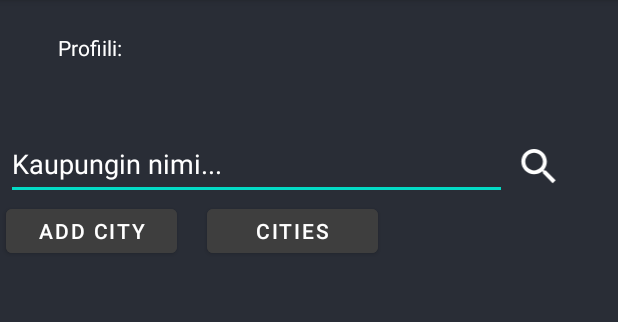
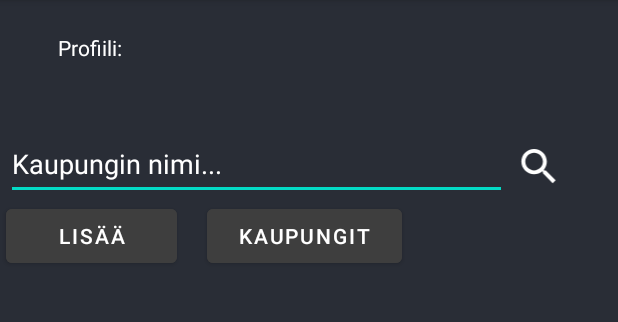
Before and after one commit to Kinnari98/Weather-App, an Android app: the SecondPage screen opened directly, with no data from a screen before it, after a tap on "TODO", on a phone screen of 412 x 824 dp, the part 84-406 px from its top. Run offline under Robolectric (Android 15) with nearby library versions, the phone set to English and light mode, and no system bars; our stand-ins replace Volley; network calls fail.

Commit message:
Last addditions

```diff
--- a/app/src/main/java/com/example/androidharkkatyo/MainActivity.java
+++ b/app/src/main/java/com/example/androidharkkatyo/MainActivity.java
@@ -9,7 +9,6 @@ import android.os.Bundle;
 import android.view.View;
 import android.widget.Button;
 import android.widget.EditText;
-import android.widget.ImageView;
 import android.widget.Toast;
 
 public class MainActivity extends AppCompatActivity {
--- a/app/src/main/java/com/example/androidharkkatyo/SecondPage.java
+++ b/app/src/main/java/com/example/androidharkkatyo/SecondPage.java
@@ -1,32 +1,23 @@
 package com.example.androidharkkatyo;
 
-import androidx.annotation.NonNull;
 import androidx.appcompat.app.AppCompatActivity;
-
 import android.content.Context;
-import android.content.SharedPreferences;
 import android.net.ConnectivityManager;
 import android.os.Bundle;
-import android.os.PersistableBundle;
-import android.view.View;
 import android.widget.EditText;
 import android.widget.ImageView;
-import android.widget.RelativeLayout;
 import android.widget.TextView;
 import android.widget.Toast;
-
 import com.android.volley.Request;
 import com.android.volley.RequestQueue;
 import com.android.volley.Response;
 import com.android.volley.VolleyError;
 import com.android.volley.toolbox.JsonObjectRequest;
 import com.android.volley.toolbox.Volley;
-
-import org.json.JSONArray;
 import org.json.JSONException;
 import org.json.JSONObject;
+public class SecondPage extends AppCompatActivity {
 
-public class SecondPage extends AppCompatActivity {
 
 
     Context context;
@@ -45,10 +36,12 @@ public class SecondPage extends AppCompatActivity {
     ImageView searchIcon;
 
 
+
     @Override
     protected void onCreate(Bundle savedInstanceState) {
         super.onCreate(savedInstanceState);
         setContentView(R.layout.activity_second_page);
+
 
         name = findViewById(R.id.text_name);
         surname = findViewById(R.id.text_surname);
@@ -65,23 +58,28 @@ public class SecondPage extends AppCompatActivity {
         tvWeatherDesc = findViewById(R.id.tvWeatherDesc);
         searchIcon = findViewById(R.id.searchIcon);
 
+        String username = getIntent().getStringExtra("keyname");
+        String usersurname = getIntent().getStringExtra("keysurname");
+        name.setText(username);
+        surname.setText(usersurname);
+
+
+
+            // Jos internet yhteyttä ei ole, seuraa siitä varoitusviesti
         if (!isConnected()){
             Toast.makeText(SecondPage.this,"No internet Connection!", Toast.LENGTH_LONG).show();
         }
         else {
+            // Jos yhteys löytyy
             Toast.makeText(SecondPage.this,"Internet connection established", Toast.LENGTH_LONG).show();
         }
 
 
-        String username = getIntent().getStringExtra("keyname");
-        String usersurname = getIntent().getStringExtra("keysurname");
 
-        name.setText(username);
-        surname.setText(usersurname);
 
-        searchIcon.setOnClickListener(new View.OnClickListener(){
-            @Override
-            public void onClick(View view) {
+
+        // Haetaan JSON-data openweathermap-apista ja samalla parsitaan se
+        searchIcon.setOnClickListener(view -> {
             String apiKey="40bb658a709ebb7b1c210655e7f5cfe6";
             String city=et.getText().toString();
             String url="https://api.openweathermap.org/data/2.5/weather?q="+city+"&appid=40bb658a709ebb7b1c210655e7f5cfe6&units=metric";
@@ -90,13 +88,14 @@ public class SecondPage extends AppCompatActivity {
                 @Override
                 public void onResponse(JSONObject response) {
                     try {
+
                         JSONObject object = response.getJSONObject("sys");
                         String country = object.getString("country");
                         tvcountry.setText(country);
 
                         JSONObject object1= response.getJSONObject("main");
                         String temperature=object1.getString("temp");
-                            tvTemp.setText("Current temp: " + temperature + " C");
+                        tvTemp.setText("Temperature: " + temperature + " C");
 
                         JSONObject object2 = response.getJSONObject("main");
                         String feelsLike = object2.getString("feels_like");
@@ -138,21 +137,27 @@ public class SecondPage extends AppCompatActivity {
             }, new Response.ErrorListener() {
                 @Override
                 public void onErrorResponse(VolleyError error) {
-                        Toast.makeText(SecondPage.this, "Oops! Something went wrong!", Toast.LENGTH_SHORT).show();
+                    // Tarkistaa käyttäjäsyötteen virheet
+                    Toast.makeText(SecondPage.this, "Check your input", Toast.LENGTH_SHORT).show();
 
                 }
             });
             queue.add(request);
-            }
-
         });
     }
 
-    // Tarkistaa internet-yhteyden
+
+
+
+    // Tarkistaa internet-yhteyden toimivuuden
     private boolean isConnected() {
         ConnectivityManager connectivityManager = (ConnectivityManager) getApplicationContext().getSystemService(context.CONNECTIVITY_SERVICE);
         return connectivityManager.getActiveNetworkInfo()!=null && connectivityManager.getActiveNetworkInfo().isConnectedOrConnecting();
     }
 
 
+
+
+
+
 }
--- a/app/src/main/res/layout/activity_second_page.xml
+++ b/app/src/main/res/layout/activity_second_page.xml
@@ -199,7 +199,7 @@
     <Button
         android:id="@+id/addCity"
         android:layout_width="114dp"
-        android:layout_height="41dp"
+        android:layout_height="48dp"
         android:layout_marginStart="4dp"
         android:backgroundTint="#3E3E3E"
         android:text="@string/add_city"
@@ -208,8 +208,8 @@
 
     <Button
         android:id="@+id/viewSaved"
-        android:layout_width="114dp"
-        android:layout_height="41dp"
+        android:layout_width="130dp"
+        android:layout_height="48dp"
         android:layout_marginStart="20dp"
         android:backgroundTint="#3E3E3E"
         android:text="@string/cities"
--- a/app/src/main/res/values/strings.xml
+++ b/app/src/main/res/values/strings.xml
@@ -11,6 +11,6 @@
     <string name="get_weather">Hae sää</string>
     <string name="textview">TextView</string>
     <string name="todo">TODO</string>
-    <string name="add_city">ADD CITY</string>
-    <string name="cities">CITIES</string>
+    <string name="add_city">LISÄÄ</string>
+    <string name="cities">KAUPUNGIT</string>
 </resources>
```
Also changed, not shown: 2 other files. Lines whose indentation alone changed are shown as unchanged.
